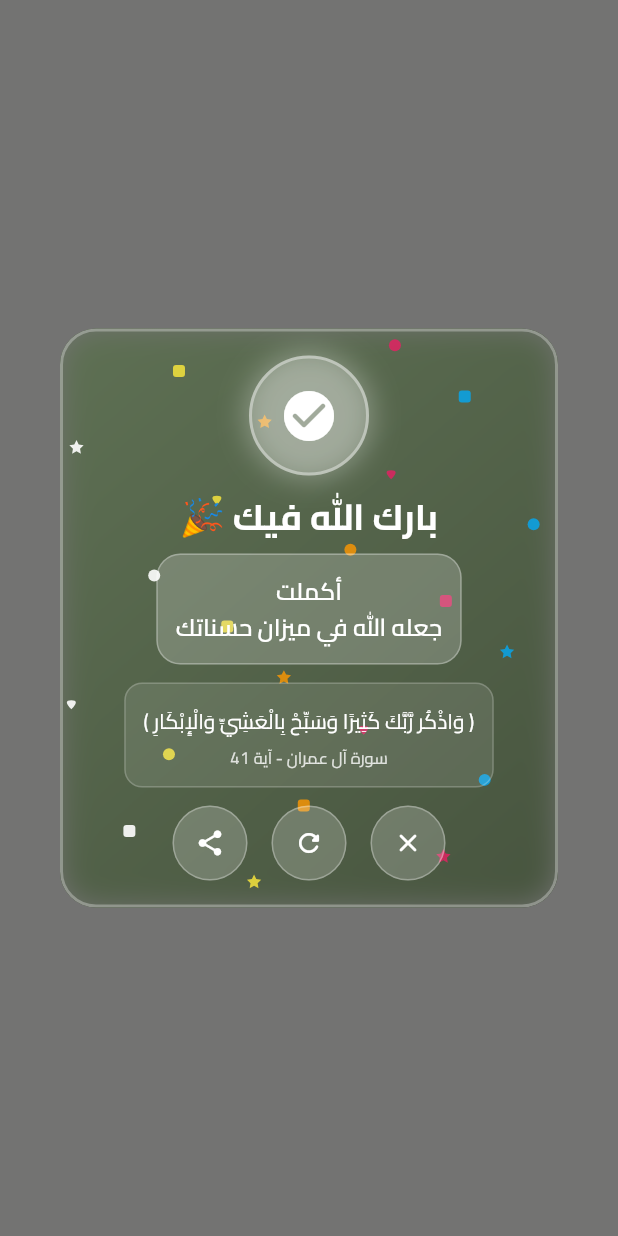
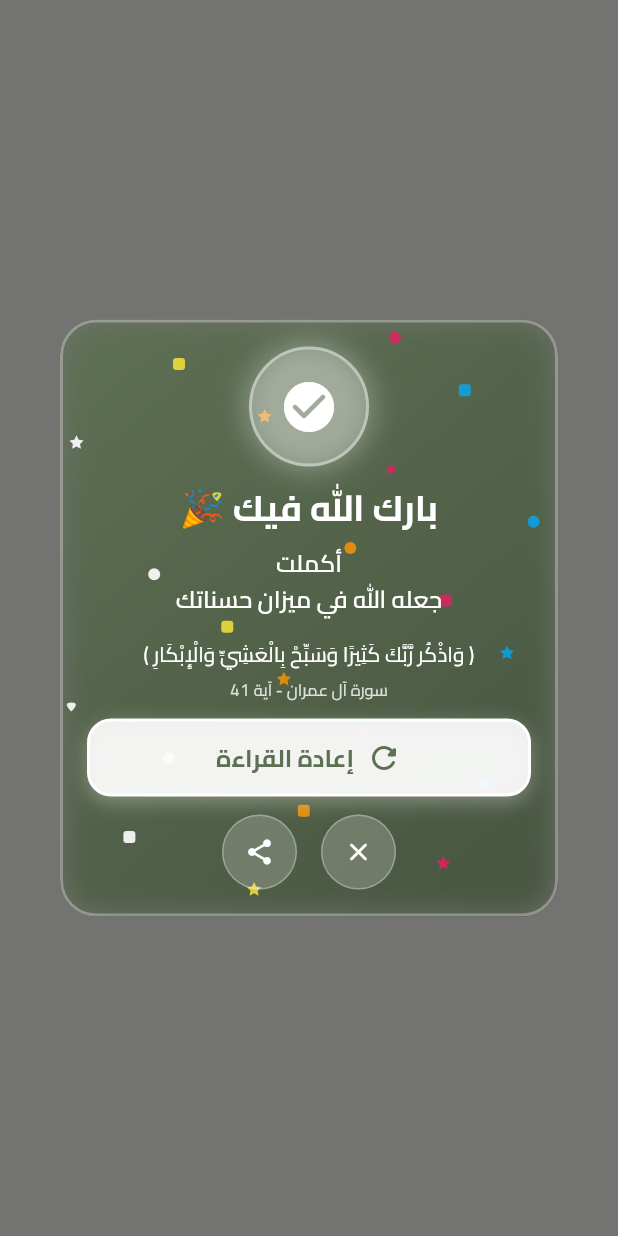
Before and after one commit to dr33awi/Testew65, a Flutter app: what show() shows on an empty page, opened directly with empty values, on a phone screen of 412 x 824 dp. Run offline on Flutter 3.47's test engine with Material 3 defaults, Android fonts, the phone set to English and light mode, and no system bars; our stand-ins replace adhan, battery_plus, device_info_plus, flutter_compass, flutter_local_notifications, flutter_staggered_animations and 9 more; accounts and stored records are empty.

Commit message:
تحديث

```diff
--- a/lib/features/athkar/widgets/athkar_completion_dialog.dart
+++ b/lib/features/athkar/widgets/athkar_completion_dialog.dart
@@ -9,20 +9,23 @@ import '../../../app/themes/app_theme.dart';
 class AthkarCompletionDialog extends StatefulWidget {
   final String categoryName;
   final VoidCallback? onShare;
-  final VoidCallback? onReset;
+  final VoidCallback? onReread;
+  final VoidCallback? onClose;
 
   const AthkarCompletionDialog({
     super.key,
     required this.categoryName,
     this.onShare,
-    this.onReset,
+    this.onReread,
+    this.onClose,
   });
 
   static Future<bool?> show({
     required BuildContext context,
     required String categoryName,
     VoidCallback? onShare,
-    VoidCallback? onReset,
+    VoidCallback? onReread,
+    VoidCallback? onClose,
   }) async {
     HapticFeedback.mediumImpact();
 
@@ -32,7 +35,8 @@ class AthkarCompletionDialog extends StatefulWidget {
       builder: (context) => AthkarCompletionDialog(
         categoryName: categoryName,
         onShare: onShare,
-        onReset: onReset,
+        onReread: onReread,
+        onClose: onClose,
       ),
     );
   }
@@ -182,8 +186,6 @@ class _AthkarCompletionDialogState extends State<AthkarCompletionDialog>
 
           ThemeConstants.space3.h,
 
-
-
           // آية قرآنية
           _buildQuranVerse(context),
 
@@ -233,7 +235,7 @@ class _AthkarCompletionDialogState extends State<AthkarCompletionDialog>
             children: [
               Text(
                 'بارك الله فيك 🎉',
-                style: context.headlineMedium?.copyWith( // تصغير الخط
+                style: context.headlineMedium?.copyWith(
                   color: Colors.white,
                   fontWeight: ThemeConstants.bold,
                 ),
@@ -242,24 +244,14 @@ class _AthkarCompletionDialogState extends State<AthkarCompletionDialog>
 
               ThemeConstants.space2.h,
 
-              Container(
-                padding: const EdgeInsets.all(ThemeConstants.space3), // تقليل الpadding
-                decoration: BoxDecoration(
-                  color: Colors.white.withValues(alpha: 0.2),
-                  borderRadius: BorderRadius.circular(ThemeConstants.radiusLg),
-                  border: Border.all(
-                    color: Colors.white.withValues(alpha: 0.3),
-                  ),
-                ),
-                child: Text(
+              Text(
                 'أكملت ${widget.categoryName}\nجعله الله في ميزان حسناتك',
-                  style: context.titleMedium?.copyWith( // تصغير الخط
+                style: context.titleMedium?.copyWith(
                   color: Colors.white,
                   fontWeight: ThemeConstants.semiBold,
                   height: 1.5,
                 ),
                 textAlign: TextAlign.center,
-                ),
               ),
             ],
           ),
@@ -268,8 +260,6 @@ class _AthkarCompletionDialogState extends State<AthkarCompletionDialog>
     );
   }
 
-
-
   Widget _buildQuranVerse(BuildContext context) {
     return AnimationConfiguration.synchronized(
       duration: ThemeConstants.durationNormal,
@@ -277,20 +267,11 @@ class _AthkarCompletionDialogState extends State<AthkarCompletionDialog>
         verticalOffset: 30,
         delay: const Duration(milliseconds: 400),
         child: FadeInAnimation(
-          child: Container(
-            padding: const EdgeInsets.all(ThemeConstants.space3), // تقليل الpadding
-            decoration: BoxDecoration(
-              color: Colors.white.withValues(alpha: 0.1),
-              borderRadius: BorderRadius.circular(ThemeConstants.radiusMd),
-              border: Border.all(
-                color: Colors.white.withValues(alpha: 0.2),
-              ),
-            ),
           child: Column(
             children: [
               Text(
                 '﴿ وَاذْكُر رَّبَّكَ كَثِيرًا وَسَبِّحْ بِالْعَشِيِّ وَالْإِبْكَارِ ﴾',
-                  style: context.bodyMedium?.copyWith( // تصغير الخط
+                style: context.bodyMedium?.copyWith(
                   color: Colors.white,
                   fontFamily: ThemeConstants.fontFamilyArabic,
                   height: 1.8,
@@ -303,9 +284,9 @@ class _AthkarCompletionDialogState extends State<AthkarCompletionDialog>
                 style: context.labelSmall?.copyWith(
                   color: Colors.white.withValues(alpha: 0.8),
                 ),
+                textAlign: TextAlign.center,
               ),
             ],
-            ),
           ),
         ),
       ),
@@ -313,7 +294,70 @@ class _AthkarCompletionDialogState extends State<AthkarCompletionDialog>
   }
 
   Widget _buildActionButtons(BuildContext context) {
-    return Row(
+    return Column(
+      children: [
+        // الصف الأول: زر إعادة القراءة
+        if (widget.onReread != null) ...[
+          SizedBox(
+            width: double.infinity,
+            child: Container(
+              decoration: BoxDecoration(
+                color: Colors.white.withValues(alpha: 0.9),
+                borderRadius: BorderRadius.circular(ThemeConstants.radiusLg),
+                border: Border.all(
+                  color: Colors.white,
+                  width: 2,
+                ),
+                boxShadow: [
+                  BoxShadow(
+                    color: Colors.white.withValues(alpha: 0.3),
+                    blurRadius: 10,
+                    offset: const Offset(0, 4),
+                  ),
+                ],
+              ),
+              child: Material(
+                color: Colors.transparent,
+                child: InkWell(
+                  onTap: () {
+                    Navigator.pop(context, true);
+                    widget.onReread?.call();
+                  },
+                  borderRadius: BorderRadius.circular(ThemeConstants.radiusLg),
+                  child: Padding(
+                    padding: const EdgeInsets.symmetric(
+                      vertical: ThemeConstants.space3,
+                      horizontal: ThemeConstants.space4,
+                    ),
+                    child: Row(
+                      mainAxisAlignment: MainAxisAlignment.center,
+                      children: [
+                        Icon(
+                          Icons.refresh_rounded,
+                          color: ThemeConstants.success,
+                          size: 24,
+                        ),
+                        ThemeConstants.space2.w,
+                        Text(
+                          'إعادة القراءة',
+                          style: context.titleMedium?.copyWith(
+                            color: ThemeConstants.success,
+                            fontWeight: ThemeConstants.bold,
+                          ),
+                        ),
+                      ],
+                    ),
+                  ),
+                ),
+              ),
+            ),
+          ),
+
+          ThemeConstants.space3.h,
+        ],
+
+        // الصف الثاني: أزرار الإغلاق والمشاركة
+        Row(
           mainAxisAlignment: MainAxisAlignment.center,
           children: [
             // زر الإغلاق كأيقونة
@@ -326,7 +370,10 @@ class _AthkarCompletionDialogState extends State<AthkarCompletionDialog>
                 ),
               ),
               child: IconButton(
-            onPressed: () => Navigator.pop(context, false),
+                onPressed: () {
+                  Navigator.pop(context, false);
+                  widget.onClose?.call();
+                },
                 icon: const Icon(
                   Icons.close_rounded,
                   color: Colors.white,
@@ -335,33 +382,6 @@ class _AthkarCompletionDialogState extends State<AthkarCompletionDialog>
                 tooltip: 'إغلاق',
               ),
             ),
-
-        if (widget.onReset != null) ...[
-          ThemeConstants.space4.w,
-
-          // زر البدء من جديد كأيقونة
-          Container(
-            decoration: BoxDecoration(
-              color: Colors.white.withValues(alpha: 0.2),
-              shape: BoxShape.circle,
-              border: Border.all(
-                color: Colors.white.withValues(alpha: 0.3),
-              ),
-            ),
-            child: IconButton(
-              onPressed: () {
-                Navigator.pop(context, true);
-                widget.onReset?.call();
-              },
-              icon: const Icon(
-                Icons.refresh_rounded,
-                color: Colors.white,
-                size: 20,
-              ),
-              tooltip: 'البدء من جديد',
-            ),
-          ),
-        ],
 
             if (widget.onShare != null) ...[
               ThemeConstants.space4.w,
@@ -389,6 +409,8 @@ class _AthkarCompletionDialogState extends State<AthkarCompletionDialog>
                 ),
               ),
             ],
+          ],
+        ),
       ],
     );
   }
```
Also changed, not shown: lib/features/athkar/screens/athkar_details_screen.dart (+20 -112 lines). Lines whose indentation alone changed are shown as unchanged.
